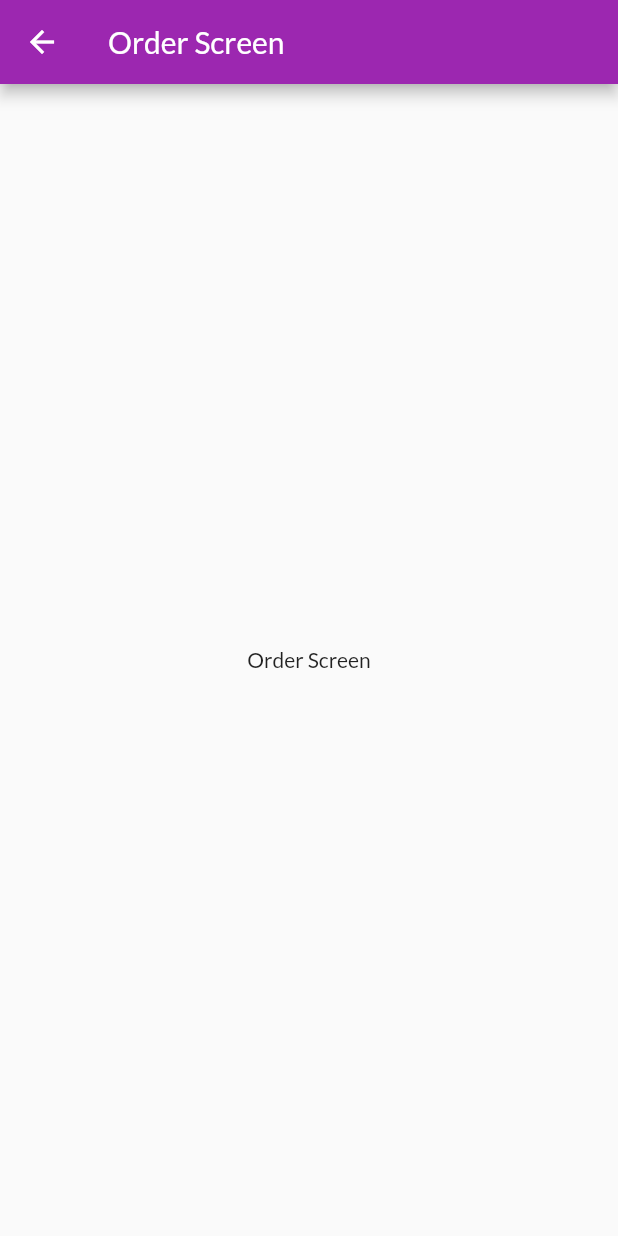
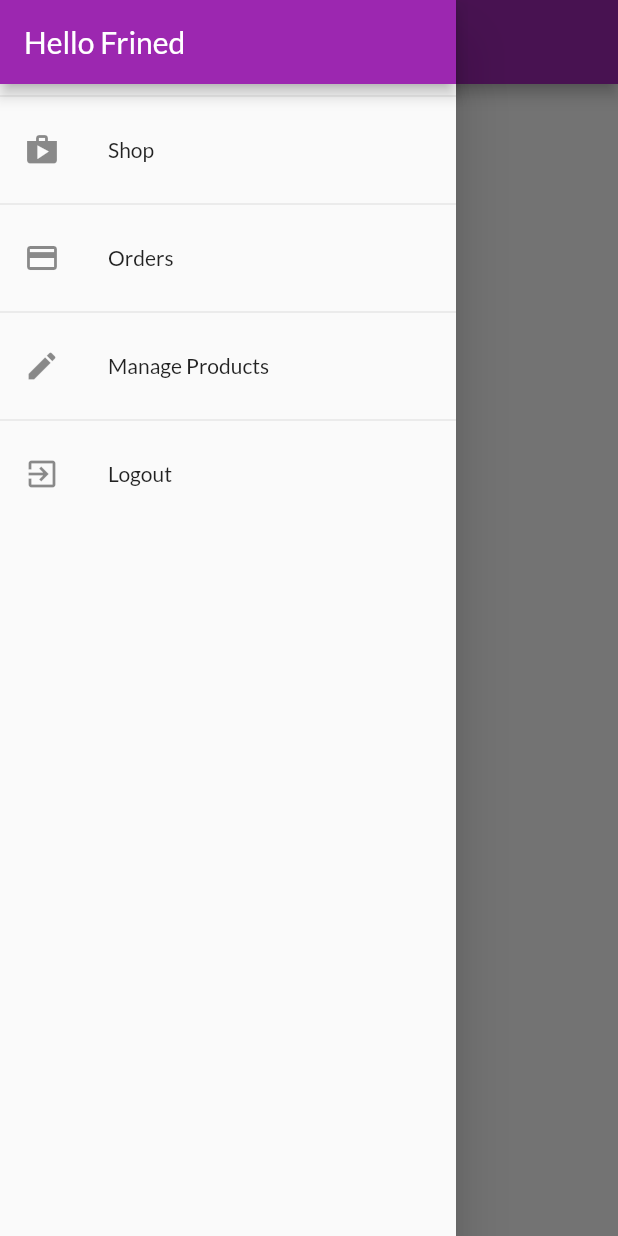
Before and after one commit to lalmiomar/real-app, a Flutter app: the UserProductScreen screen opened by its route, with the side drawer open (before the commit the screen has no drawer), on a phone screen of 412 x 824 dp. Run offline on Flutter 3.47's test engine with Material 2 defaults, Android fonts, the phone set to English and light mode, and no system bars; our stand-ins replace shared_preferences; accounts and stored records are empty.

Commit message:
i make AppDrawer

```diff
--- a/lib/models/http_exception.dart
+++ b/lib/models/http_exception.dart
@@ -0,0 +1,11 @@
+class HttpException implements Exception{
+  final String message;
+
+  HttpException(this.message);
+
+  @override
+  String toString() {
+    return message;
+  }
+
+}
--- a/lib/screens/order_screen.dart
+++ b/lib/screens/order_screen.dart
@@ -1,4 +1,5 @@
 import 'package:flutter/material.dart';
+import 'package:real_shop/widgets/app_drawer.dart';
 class OrderScreen extends StatelessWidget {
 
   static const routeName = '/order';
@@ -12,6 +13,7 @@ class OrderScreen extends StatelessWidget {
       body: Center(
         child: Text("Order Screen"),
       ),
+      drawer: AppDrawer(),
     );
   }
 }
--- a/lib/screens/product_overview_screen.dart
+++ b/lib/screens/product_overview_screen.dart
@@ -1,4 +1,5 @@
 import 'package:flutter/material.dart';
+import 'package:real_shop/widgets/app_drawer.dart';
 class ProductOverviewScreen extends StatefulWidget {
 
   @override
@@ -15,6 +16,7 @@ class _ProductOverviewScreenState extends State<ProductOverviewScreen> {
       body: Center(
         child: Text(""),
       ),
+      drawer: AppDrawer(),
     );
   }
 }
--- a/lib/screens/user_products_screen.dart
+++ b/lib/screens/user_products_screen.dart
@@ -1,4 +1,5 @@
 import 'package:flutter/material.dart';
+import 'package:real_shop/widgets/app_drawer.dart';
 class UserProductScreen extends StatelessWidget {
 
   static const routeName = '/user-product';
@@ -12,6 +13,7 @@ class UserProductScreen extends StatelessWidget {
       body: Center(
         child: Text("Order Screen"),
       ),
+      drawer: AppDrawer(),
     );
   }
 }
--- a/lib/widgets/app_drawer.dart
+++ b/lib/widgets/app_drawer.dart
@@ -0,0 +1,51 @@
+import 'package:flutter/material.dart';
+import 'package:provider/provider.dart';
+import 'package:real_shop/providers/auth.dart';
+import 'package:real_shop/screens/order_screen.dart';
+import 'package:real_shop/screens/user_products_screen.dart';
+
+class AppDrawer extends StatelessWidget {
+  @override
+  Widget build(BuildContext context) {
+    return Drawer(
+      child: Column(
+        children: [
+          AppBar(
+            title: Text('Hello Frined'),
+            automaticallyImplyLeading: false,
+          ),
+          Divider(),
+          ListTile(
+            leading: Icon(Icons.shop),
+            title: Text('Shop'),
+            onTap: () => Navigator.of(context).pushReplacementNamed('/'),
+          ),
+          Divider(),
+          ListTile(
+            leading: Icon(Icons.payment),
+            title: Text('Orders'),
+            onTap: () => Navigator.of(context)
+                .pushReplacementNamed(OrderScreen.routeName),
+          ),
+          Divider(),
+          ListTile(
+            leading: Icon(Icons.edit),
+            title: Text('Manage Products'),
+            onTap: () => Navigator.of(context)
+                .pushReplacementNamed(UserProductScreen.routeName),
+          ),
+          Divider(),
+          ListTile(
+            leading: Icon(Icons.exit_to_app),
+            title: Text('Logout'),
+            onTap: () {
+              Navigator.of(context).pop();
+              Navigator.of(context).pushReplacementNamed('/');
+              Provider.of<Auth>(context, listen: false).logout();
+            },
+          )
+        ],
+      ),
+    );
+  }
+}
```
Also changed, not shown: lib/main.dart (+13 -2 lines), lib/providers/auth.dart (+113 -1 lines), lib/screens/auth_screen.dart (+58 -18 lines), pubspec.lock, 3 other files.
